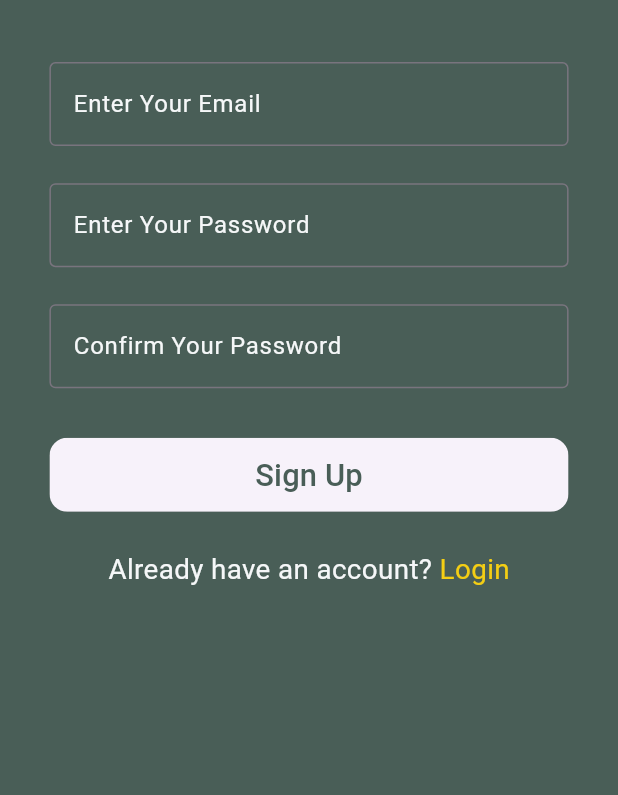
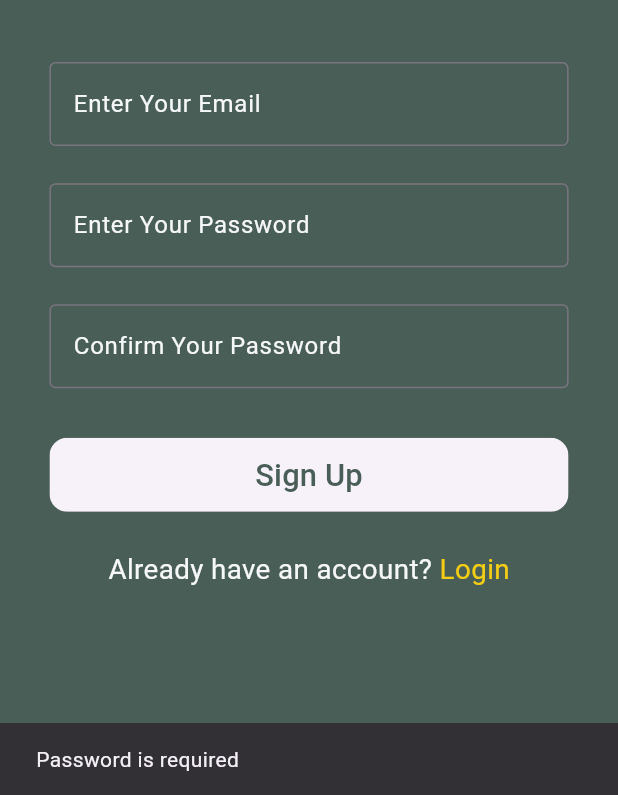
Before and after one commit to KhalidWRamadan/chad_chat, a Flutter app: the SignUpView screen opened by its route, after a tap on "Sign Up", on a phone screen of 412 x 824 dp, the part 441-1236 px from its top. Run offline on Flutter 3.47's test engine with Material 3 defaults, Android fonts, the phone set to English and light mode, and no system bars; our stand-ins replace firebase_auth, firebase_core; accounts and stored records are empty; generated files the repository leaves out were written again.

Commit message:
adding sign up error handling

```diff
--- a/lib/views/sign_up_view.dart
+++ b/lib/views/sign_up_view.dart
@@ -1,5 +1,3 @@
-import 'dart:developer';
-
 import 'package:chad_chat/components/custom_button.dart';
 import 'package:chad_chat/components/custom_text_field.dart';
 import 'package:chad_chat/constants/colors.dart';
@@ -80,20 +78,48 @@ class SignUpView extends StatelessWidget {
                 label: 'Sign Up',
                 onPressed: () async {
                   try {
-                    final credential = await FirebaseAuth.instance
-                        .createUserWithEmailAndPassword(
+                    if (validatePassword(password) != null) {
+                      if (!context.mounted) return;
+                      ScaffoldMessenger.of(context).showSnackBar(
+                        SnackBar(
+                          content: Text(validatePassword(password)!),
+                        ),
+                      );
+                    }
+                    await FirebaseAuth.instance.createUserWithEmailAndPassword(
                       email: email!,
                       password: password!,
                     );
-                    log(credential.user?.email ?? 'Nothing');
                   } on FirebaseAuthException catch (e) {
                     if (e.code == 'weak-password') {
-                      log('The password provided is too weak.');
+                      if (!context.mounted) return;
+                      ScaffoldMessenger.of(context).showSnackBar(
+                        const SnackBar(
+                          content: Text('Weak Password, try stronger one'),
+                        ),
+                      );
                     } else if (e.code == 'email-already-in-use') {
-                      log('The account already exists for that email.');
+                      if (!context.mounted) return;
+                      ScaffoldMessenger.of(context).showSnackBar(
+                        const SnackBar(
+                          content: Text('Email is already used'),
+                        ),
+                      );
                     }
+                  } on TypeError catch (_) {
+                    if (!context.mounted) return;
+                    ScaffoldMessenger.of(context).showSnackBar(
+                      const SnackBar(
+                        content: Text('Email or password is missing!'),
+                      ),
+                    );
                   } catch (e) {
-                    log(e.toString());
+                    if (!context.mounted) return;
+                    ScaffoldMessenger.of(context).showSnackBar(
+                      SnackBar(
+                        content: Text(e.toString()),
+                      ),
+                    );
                   }
                 },
               ),
@@ -131,4 +157,21 @@ class SignUpView extends StatelessWidget {
       ),
     );
   }
+
+  String? validatePassword(String? value) {
+    if (value == null || value.isEmpty) {
+      return 'Password is required';
+    } else if (value.length < 8) {
+      return 'Password must be at least 8 characters';
+    } else if (!RegExp(r'[A-Z]').hasMatch(value)) {
+      return 'Password must contain at least one uppercase letter';
+    } else if (!RegExp(r'[a-z]').hasMatch(value)) {
+      return 'Password must contain at least one lowercase letter';
+    } else if (!RegExp(r'[0-9]').hasMatch(value)) {
+      return 'Password must contain at least one number';
+    } else if (!RegExp(r'[!@#\$&*~.,;:%^]').hasMatch(value)) {
+      return 'Password must contain at least one special character';
+    }
+    return null;
+  }
 }
```
